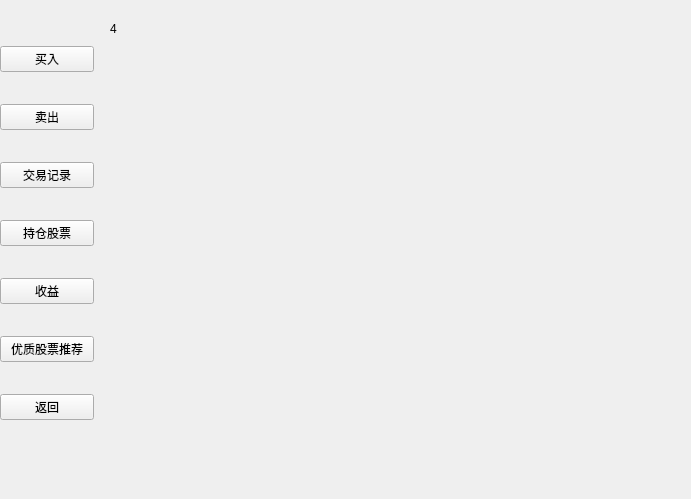
Above: VirtualStock/buyin.ui from Vks-Feng/Nullptr before the change. Below: the same form after it.
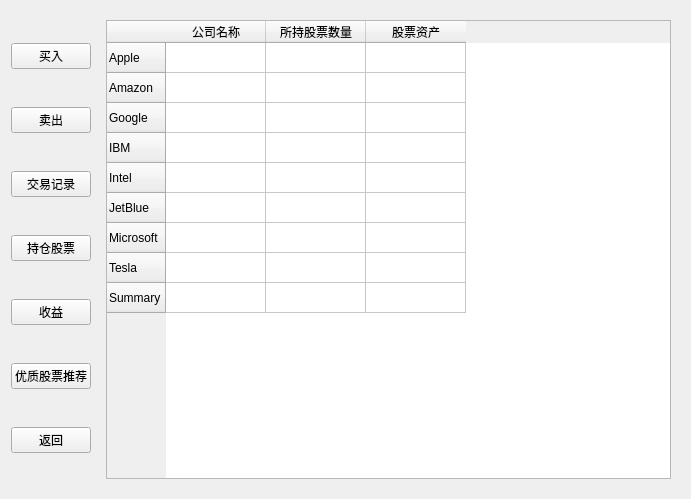
That is the form after the change. The open tabs and pages were chosen to show the change.

Commit message: finish ui and login behind it with buyin,sellout,finish simple ui of holding and record but didn't manipulate them

The edit to the form file:
```diff
--- a/VirtualStock/buyin.ui
+++ b/VirtualStock/buyin.ui
@@ -13,44 +13,87 @@
   <property name="windowTitle">
    <string>Form</string>
   </property>
+  <layout class="QGridLayout" name="gridLayout">
+   <item row="0" column="0">
+    <layout class="QVBoxLayout" name="verticalLayout">
+     <item>
+      <widget class="QPushButton" name="BuyInButton">
+       <property name="text">
+        <string>买入</string>
+       </property>
+      </widget>
+     </item>
+     <item>
+      <widget class="QPushButton" name="SellOutButton">
+       <property name="text">
+        <string>卖出</string>
+       </property>
+      </widget>
+     </item>
+     <item>
+      <widget class="QPushButton" name="TradingRecordButton">
+       <property name="text">
+        <string>交易记录</string>
+       </property>
+      </widget>
+     </item>
+     <item>
+      <widget class="QPushButton" name="PositionButton">
+       <property name="text">
+        <string>持仓股票</string>
+       </property>
+      </widget>
+     </item>
+     <item>
+      <widget class="QPushButton" name="IncomeButton">
+       <property name="text">
+        <string>收益</string>
+       </property>
+      </widget>
+     </item>
+     <item>
+      <widget class="QPushButton" name="RecommendButton">
+       <property name="text">
+        <string>优质股票推荐</string>
+       </property>
+      </widget>
+     </item>
+     <item>
+      <widget class="QPushButton" name="returnbutton">
+       <property name="text">
+        <string>返回</string>
+       </property>
+      </widget>
+     </item>
+    </layout>
+   </item>
+   <item row="0" column="1">
   <widget class="QStackedWidget" name="stackedWidget">
-   <property name="geometry">
-    <rect>
-     <x>110</x>
-     <y>10</y>
-     <width>561</width>
-     <height>461</height>
-    </rect>
-   </property>
    <property name="frameShape">
     <enum>QFrame::NoFrame</enum>
    </property>
    <property name="currentIndex">
-    <number>1</number>
+      <number>5</number>
    </property>
    <widget class="QWidget" name="BuyinPage">
-    <widget class="QLabel" name="label">
-     <property name="geometry">
-      <rect>
-       <x>0</x>
-       <y>0</y>
-       <width>63</width>
-       <height>18</height>
-      </rect>
-     </property>
-     <property name="text">
-      <string>1</string>
-     </property>
-    </widget>
-    <widget class="QWidget" name="horizontalLayoutWidget">
-     <property name="geometry">
-      <rect>
-       <x>170</x>
-       <y>380</y>
-       <width>211</width>
-       <height>41</height>
-      </rect>
-     </property>
+      <layout class="QGridLayout" name="gridLayout_2">
+       <item row="1" column="0">
+        <spacer name="verticalSpacer">
+         <property name="orientation">
+          <enum>Qt::Vertical</enum>
+         </property>
+         <property name="sizeType">
+          <enum>QSizePolicy::Fixed</enum>
+         </property>
+         <property name="sizeHint" stdset="0">
+          <size>
+           <width>20</width>
+           <height>20</height>
+          </size>
+         </property>
+        </spacer>
+       </item>
+       <item row="2" column="0">
      <layout class="QHBoxLayout" name="horizontalLayout">
       <item>
        <widget class="QPushButton" name="BuyResetButton">
@@ -67,16 +110,8 @@
        </widget>
       </item>
      </layout>
-    </widget>
-    <widget class="QWidget" name="horizontalLayoutWidget_4">
-     <property name="geometry">
-      <rect>
-       <x>80</x>
-       <y>40</y>
-       <width>401</width>
-       <height>321</height>
-      </rect>
-     </property>
+       </item>
+       <item row="0" column="0">
      <layout class="QHBoxLayout" name="horizontalLayout_5">
       <item>
        <widget class="QFrame" name="SellOutFrame_3">
@@ -187,57 +222,41 @@
        </layout>
       </item>
      </layout>
-    </widget>
+       </item>
+       <item row="3" column="0">
+        <spacer name="verticalSpacer_2">
+         <property name="orientation">
+          <enum>Qt::Vertical</enum>
+         </property>
+         <property name="sizeHint" stdset="0">
+          <size>
+           <width>20</width>
+           <height>40</height>
+          </size>
+         </property>
+        </spacer>
+       </item>
+      </layout>
    </widget>
    <widget class="QWidget" name="SellOutPage">
-    <widget class="QLabel" name="label_2">
-     <property name="geometry">
-      <rect>
-       <x>0</x>
-       <y>0</y>
-       <width>63</width>
-       <height>18</height>
-      </rect>
-     </property>
-     <property name="text">
-      <string>2</string>
-     </property>
-    </widget>
-    <widget class="QWidget" name="horizontalLayoutWidget_2">
-     <property name="geometry">
-      <rect>
-       <x>140</x>
-       <y>370</y>
-       <width>241</width>
-       <height>41</height>
-      </rect>
-     </property>
-     <layout class="QHBoxLayout" name="horizontalLayout_3">
-      <item>
-       <widget class="QPushButton" name="SellResetButton">
-        <property name="text">
-         <string>重填</string>
-        </property>
-       </widget>
-      </item>
-      <item>
-       <widget class="QPushButton" name="SellComfirmButton">
-        <property name="text">
-         <string>卖出</string>
-        </property>
-       </widget>
-      </item>
-     </layout>
-    </widget>
-    <widget class="QWidget" name="horizontalLayoutWidget_3">
-     <property name="geometry">
-      <rect>
-       <x>60</x>
-       <y>30</y>
-       <width>391</width>
-       <height>331</height>
-      </rect>
-     </property>
+      <layout class="QGridLayout" name="gridLayout_3">
+       <item row="1" column="0">
+        <spacer name="verticalSpacer_3">
+         <property name="orientation">
+          <enum>Qt::Vertical</enum>
+         </property>
+         <property name="sizeType">
+          <enum>QSizePolicy::Fixed</enum>
+         </property>
+         <property name="sizeHint" stdset="0">
+          <size>
+           <width>20</width>
+           <height>20</height>
+          </size>
+         </property>
+        </spacer>
+       </item>
+       <item row="0" column="0">
      <layout class="QHBoxLayout" name="horizontalLayout_2">
       <item>
        <widget class="QFrame" name="SellOutFrame">
@@ -348,62 +367,159 @@
        </layout>
       </item>
      </layout>
-    </widget>
+       </item>
+       <item row="2" column="0">
+        <layout class="QHBoxLayout" name="horizontalLayout_3">
+         <item>
+          <widget class="QPushButton" name="SellResetButton">
+           <property name="text">
+            <string>重填</string>
+           </property>
+          </widget>
+         </item>
+         <item>
+          <widget class="QPushButton" name="SellComfirmButton">
+           <property name="text">
+            <string>卖出</string>
+           </property>
+          </widget>
+         </item>
+        </layout>
+       </item>
+       <item row="3" column="0">
+        <spacer name="verticalSpacer_4">
+         <property name="orientation">
+          <enum>Qt::Vertical</enum>
+         </property>
+         <property name="sizeHint" stdset="0">
+          <size>
+           <width>20</width>
+           <height>40</height>
+          </size>
+         </property>
+        </spacer>
+       </item>
+      </layout>
    </widget>
    <widget class="QWidget" name="RecordPage">
-    <widget class="QLabel" name="label_3">
-     <property name="geometry">
-      <rect>
-       <x>10</x>
-       <y>0</y>
-       <width>63</width>
-       <height>18</height>
-      </rect>
-     </property>
+      <layout class="QGridLayout" name="gridLayout_4">
+       <item row="0" column="0">
+        <widget class="QTableWidget" name="TradeRecordTable">
+         <column>
+          <property name="text">
+           <string>时间</string>
+          </property>
+         </column>
+         <column>
      <property name="text">
-      <string>3</string>
-     </property>
-    </widget>
-    <widget class="QTableWidget" name="tableWidget">
-     <property name="geometry">
-      <rect>
-       <x>50</x>
-       <y>80</y>
-       <width>451</width>
-       <height>211</height>
-      </rect>
-     </property>
-    </widget>
+           <string>股票</string>
+          </property>
+         </column>
+         <column>
+          <property name="text">
+           <string>交易类型</string>
+          </property>
+         </column>
+         <column>
+          <property name="text">
+           <string>交易类型</string>
+          </property>
+         </column>
+         <column>
+          <property name="text">
+           <string>股票数量</string>
+          </property>
+         </column>
+        </widget>
+       </item>
+      </layout>
    </widget>
    <widget class="QWidget" name="PositionPage">
-    <widget class="QLabel" name="label_4">
-     <property name="geometry">
-      <rect>
-       <x>0</x>
-       <y>10</y>
-       <width>63</width>
-       <height>18</height>
-      </rect>
-     </property>
+      <layout class="QGridLayout" name="gridLayout_5">
+       <item row="1" column="0">
+        <spacer name="verticalSpacer_5">
+         <property name="orientation">
+          <enum>Qt::Vertical</enum>
+         </property>
+         <property name="sizeType">
+          <enum>QSizePolicy::Expanding</enum>
+         </property>
+         <property name="sizeHint" stdset="0">
+          <size>
+           <width>0</width>
+           <height>160</height>
+          </size>
+         </property>
+        </spacer>
+       </item>
+       <item row="1" column="1">
+        <widget class="QTableWidget" name="tableWidget">
+         <row>
      <property name="text">
-      <string>4</string>
-     </property>
-    </widget>
+           <string>Apple</string>
+          </property>
+         </row>
+         <row>
+          <property name="text">
+           <string>Amazon</string>
+          </property>
+         </row>
+         <row>
+          <property name="text">
+           <string>Google</string>
+          </property>
+         </row>
+         <row>
+          <property name="text">
+           <string>IBM</string>
+          </property>
+         </row>
+         <row>
+          <property name="text">
+           <string>Intel</string>
+          </property>
+         </row>
+         <row>
+          <property name="text">
+           <string>JetBlue</string>
+          </property>
+         </row>
+         <row>
+          <property name="text">
+           <string>Microsoft</string>
+          </property>
+         </row>
+         <row>
+          <property name="text">
+           <string>Tesla</string>
+          </property>
+         </row>
+         <row>
+          <property name="text">
+           <string>Summary</string>
+          </property>
+         </row>
+         <column>
+          <property name="text">
+           <string>公司名称</string>
+          </property>
+         </column>
+         <column>
+          <property name="text">
+           <string>所持股票数量</string>
+          </property>
+         </column>
+         <column>
+          <property name="text">
+           <string>股票资产</string>
+          </property>
+         </column>
+        </widget>
+       </item>
+      </layout>
    </widget>
    <widget class="QWidget" name="IncomePage">
-    <widget class="QLabel" name="label_5">
-     <property name="geometry">
-      <rect>
-       <x>10</x>
-       <y>10</y>
-       <width>63</width>
-       <height>18</height>
-      </rect>
-     </property>
-     <property name="text">
-      <string>5</string>
-     </property>
-    </widget>
+      <layout class="QGridLayout" name="gridLayout_6"/>
    </widget>
    <widget class="QWidget" name="RecommendPage">
     <widget class="QLabel" name="label_6">
@@ -421,67 +537,8 @@
     </widget>
    </widget>
   </widget>
-  <widget class="QWidget" name="layoutWidget">
-   <property name="geometry">
-    <rect>
-     <x>0</x>
-     <y>20</y>
-     <width>94</width>
-     <height>431</height>
-    </rect>
-   </property>
-   <layout class="QVBoxLayout" name="verticalLayout">
-    <item>
-     <widget class="QPushButton" name="BuyInButton">
-      <property name="text">
-       <string>买入</string>
-      </property>
-     </widget>
-    </item>
-    <item>
-     <widget class="QPushButton" name="SellOutButton">
-      <property name="text">
-       <string>卖出</string>
-      </property>
-     </widget>
-    </item>
-    <item>
-     <widget class="QPushButton" name="TradingRecordButton">
-      <property name="text">
-       <string>交易记录</string>
-      </property>
-     </widget>
-    </item>
-    <item>
-     <widget class="QPushButton" name="PositionButton">
-      <property name="text">
-       <string>持仓股票</string>
-      </property>
-     </widget>
-    </item>
-    <item>
-     <widget class="QPushButton" name="IncomeButton">
-      <property name="text">
-       <string>收益</string>
-      </property>
-     </widget>
-    </item>
-    <item>
-     <widget class="QPushButton" name="RecommendButton">
-      <property name="text">
-       <string>优质股票推荐</string>
-      </property>
-     </widget>
-    </item>
-    <item>
-     <widget class="QPushButton" name="returnbutton">
-      <property name="text">
-       <string>返回</string>
-      </property>
-     </widget>
-    </item>
-   </layout>
-  </widget>
+   </item>
+  </layout>
  </widget>
  <resources/>
  <connections/>
```
Lines whose indentation alone changed are shown as unchanged. The commit also changes 4 other files.
